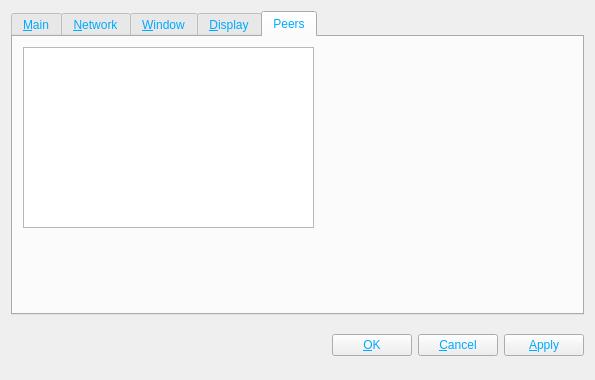
The window that src/qt/forms/optionsdialog.ui (FromHDDtoSSD/SorachanCoin-qt) describes before a commit, drawn with Qt 5.
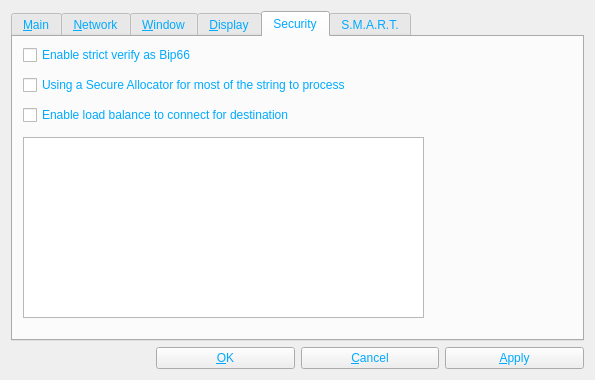
The same window after the commit. Icons and pictures are not drawn. Custom widgets are drawn as their Qt base class.

Commit message: SorachanCoin: implement Secure and S.M.A.R.T. new tabs in options

```diff
--- a/src/qt/forms/optionsdialog.ui
+++ b/src/qt/forms/optionsdialog.ui
@@ -520,38 +520,108 @@
      </widget>
      <widget class="QWidget" name="tabPeers">
       <attribute name="title">
-       <string>Peers</string>
+       <string>Security</string>
       </attribute>
       <widget class="QListView" name="peersView">
        <property name="geometry">
         <rect>
          <x>10</x>
-         <y>10</y>
-         <width>291</width>
+         <y>100</y>
+         <width>401</width>
          <height>181</height>
         </rect>
        </property>
       </widget>
+      <widget class="QCheckBox" name="bip66CheckBox">
+       <property name="geometry">
+        <rect>
+         <x>10</x>
+         <y>10</y>
+         <width>391</width>
+         <height>16</height>
+        </rect>
+       </property>
+       <property name="text">
+        <string>Enable strict verify as Bip66</string>
+       </property>
+      </widget>
+      <widget class="QCheckBox" name="fullSecureAllocatorCheckBox">
+       <property name="geometry">
+        <rect>
+         <x>10</x>
+         <y>40</y>
+         <width>401</width>
+         <height>16</height>
+        </rect>
+       </property>
+       <property name="text">
+        <string>Using a Secure Allocator for most of the string to process</string>
+       </property>
+      </widget>
+      <widget class="QCheckBox" name="connectBalanceCheckBox">
+       <property name="geometry">
+        <rect>
+         <x>10</x>
+         <y>70</y>
+         <width>401</width>
+         <height>16</height>
+        </rect>
+       </property>
+       <property name="text">
+        <string>Enable load balance to connect for destination</string>
+       </property>
+      </widget>
+     </widget>
+     <widget class="QWidget" name="tabSMART">
+      <attribute name="title">
+       <string>S.M.A.R.T.</string>
+      </attribute>
+      <widget class="QListWidget" name="smartListView">
+       <property name="geometry">
+        <rect>
+         <x>10</x>
+         <y>70</y>
+         <width>551</width>
+         <height>192</height>
+        </rect>
+       </property>
+      </widget>
+      <widget class="QCheckBox" name="smartCheckBox">
+       <property name="geometry">
+        <rect>
+         <x>10</x>
+         <y>10</y>
+         <width>551</width>
+         <height>16</height>
+        </rect>
+       </property>
+       <property name="text">
+        <string>Enable drive failure prediction by S.M.A.R.T.</string>
+       </property>
+      </widget>
+      <widget class="QCheckBox" name="benchmarkCheckBox">
+       <property name="geometry">
+        <rect>
+         <x>10</x>
+         <y>40</y>
+         <width>551</width>
+         <height>16</height>
+        </rect>
+       </property>
+       <property name="text">
+        <string>Enable drive failure prediction by Benchmark</string>
+       </property>
+      </widget>
      </widget>
     </widget>
    </item>
    <item>
     <layout class="QHBoxLayout" name="horizontalLayout_Buttons">
-     <item>
-      <spacer name="horizontalSpacer_1">
-       <property name="orientation">
-        <enum>Qt::Horizontal</enum>
-       </property>
-       <property name="sizeHint" stdset="0">
-        <size>
-         <width>40</width>
-         <height>48</height>
-        </size>
-       </property>
-      </spacer>
-     </item>
      <item>
       <widget class="QLabel" name="statusLabel">
+       <property name="enabled">
+        <bool>false</bool>
+       </property>
        <property name="font">
         <font>
          <weight>75</weight>
@@ -569,19 +639,6 @@
        </property>
       </widget>
      </item>
-     <item>
-      <spacer name="horizontalSpacer_2">
-       <property name="orientation">
-        <enum>Qt::Horizontal</enum>
-       </property>
-       <property name="sizeHint" stdset="0">
-        <size>
-         <width>40</width>
-         <height>48</height>
-        </size>
-       </property>
-      </spacer>
-     </item>
      <item>
       <widget class="QPushButton" name="okButton">
        <property name="text">
```
Left out of the diff: 4 changed lines with no effect on the pictures. The commit also changes 3 other files.
